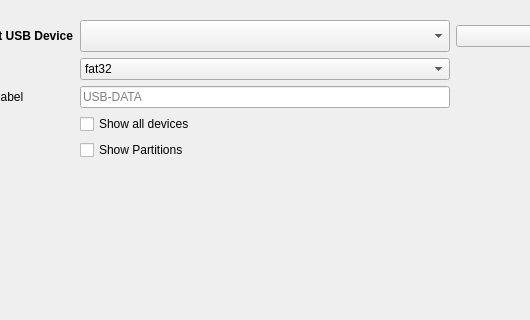
Above: mainwindow.ui from MX-Linux/formatusb before the change; both pictures show x 92 to 622 and y 0 to 320 of the 937 by 789 pixel window. Below: the same form after it.
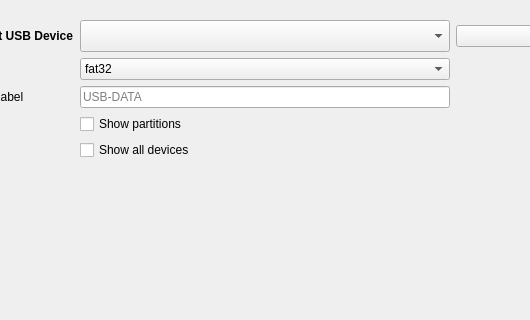
That is the form after the change. Icons and pictures are not drawn.

```diff
--- a/mainwindow.ui
+++ b/mainwindow.ui
@@ -348,17 +348,17 @@
          </property>
         </spacer>
        </item>
-       <item row="4" column="1">
-        <widget class="QCheckBox" name="checkBoxShowAll">
+       <item row="6" column="1">
+        <widget class="QCheckBox" name="checkBoxshowpartitions">
          <property name="text">
-          <string>Show all devices</string>
+          <string>Show partitions</string>
          </property>
         </widget>
        </item>
-       <item row="5" column="1">
-        <widget class="QCheckBox" name="checkBoxshowpartitions">
+       <item row="7" column="1">
+        <widget class="QCheckBox" name="checkBoxShowAll">
          <property name="text">
-          <string>Show Partitions</string>
+          <string>Show all devices</string>
          </property>
         </widget>
        </item>
```
